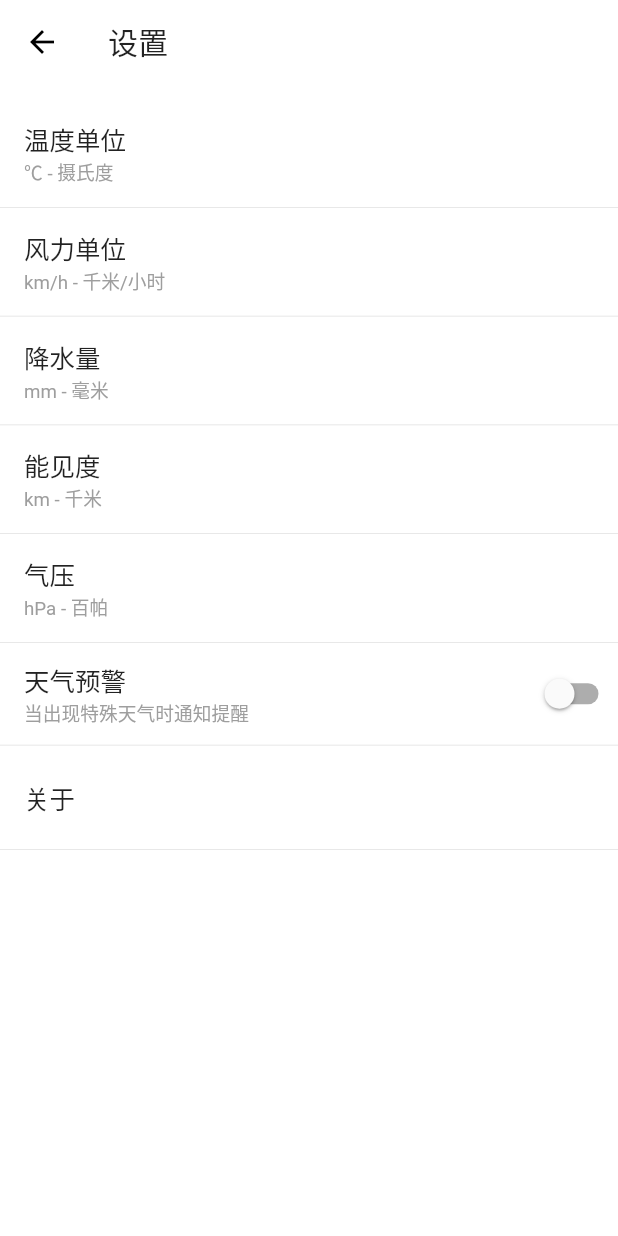
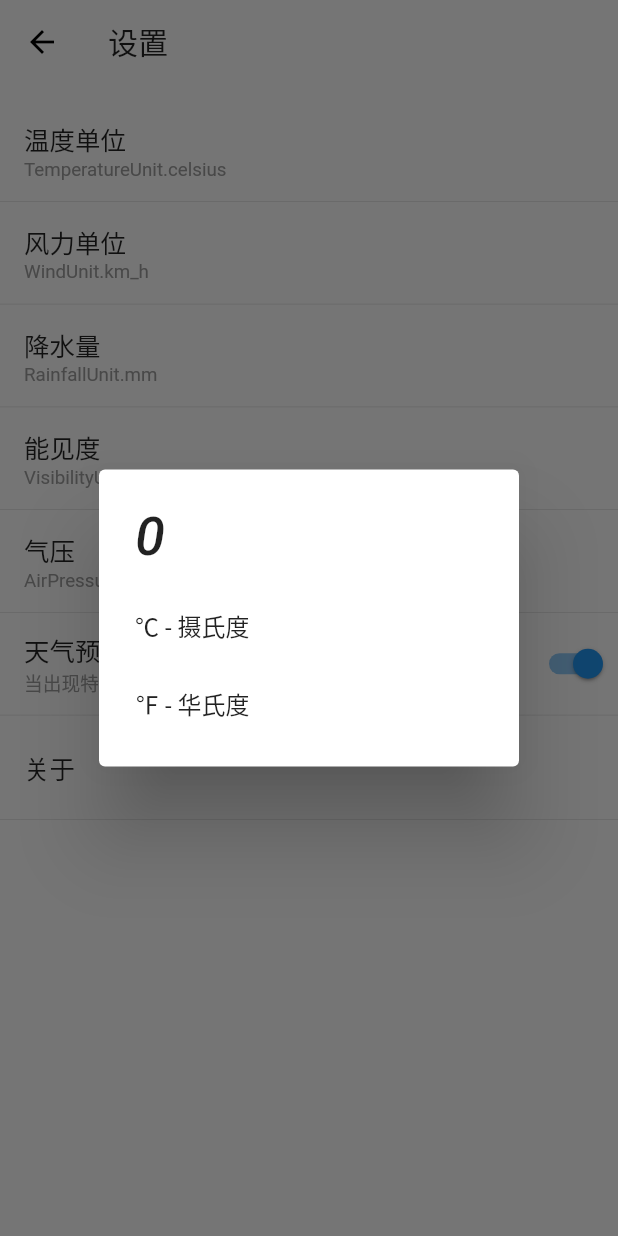
Before and after one commit to gaozongy/CoolWeather, a Flutter app: the Setting screen opened by its route, after a tap on "温度单位", on a phone screen of 412 x 824 dp. Run offline on Flutter 3.47's test engine with Material 2 defaults, Android fonts, the phone set to English and light mode, and no system bars; our stand-ins replace convert, fluttertoast, permission_handler, shared_preferences; missing offline and left inert: amap_location; accounts and stored records are empty; generated files the repository leaves out were written again; Roboto replaces fonts that are missing (Hind, Montserrat).

Commit message:
切换单位

```diff
--- a/lib/setting.dart
+++ b/lib/setting.dart
@@ -1,5 +1,7 @@
+import 'package:coolweather/unit_model.dart';
 import 'package:flutter/material.dart';
 import 'package:flutter/widgets.dart';
+import 'package:provider/provider.dart';
 
 class Setting extends StatefulWidget {
   @override
@@ -9,7 +11,33 @@ class Setting extends StatefulWidget {
 }
 
 class _SettingLayoutState extends State<Setting> {
-  bool isNotifyOpen = false;
+  bool isNotifyOpen = true;
+
+  List<Unit> temperatureUnitList = [Unit('℃ - 摄氏度'), Unit('℉ - 华氏度')];
+
+  List<Unit> windUnitList = [
+    Unit('m/s - 米/秒'),
+    Unit('km/h - 千米/小时'),
+    Unit('ft/s - 英尺/秒'),
+    Unit('mph - 英里/小时'),
+    Unit('kts - 海里/小时')
+  ];
+
+  List<Unit> rainfallUnitList = [
+    Unit('mm - 毫米'),
+    Unit('in - 英寸'),
+  ];
+
+  List<Unit> visibilityUnitList = [
+    Unit('km - 千米'),
+    Unit('mi - 英里'),
+  ];
+
+  List<Unit> airPressureUnitList = [
+    Unit('hPa - 百帕'),
+    Unit('mmHg - 毫米汞柱'),
+    Unit('inHg - 英寸汞柱'),
+  ];
 
   @override
   Widget build(BuildContext context) {
@@ -19,26 +47,32 @@ class _SettingLayoutState extends State<Setting> {
         title: Text('设置'),
         elevation: 0,
       ),
-      body: ListView(
+      body: Consumer<UnitModel>(
+        builder: (context, unitModel, _) => ListView(
           children: <Widget>[
             Padding(
               padding: EdgeInsets.only(top: 10),
-            child: _unitRowWidget('温度单位', '℃ - 摄氏度'),
+              child: _unitRowWidget(
+                  '温度单位', unitModel.temperature.toString(), unitModel, 0),
             ),
-          _unitRowWidget('风力单位', 'km/h - 千米/小时'),
-          _unitRowWidget('降水量', 'mm - 毫米'),
-          _unitRowWidget('能见度', 'km - 千米'),
-          _unitRowWidget('气压', 'hPa - 百帕'),
+            _unitRowWidget('风力单位', unitModel.wind.toString(), unitModel, 1),
+            _unitRowWidget('降水量', unitModel.rainfall.toString(), unitModel, 2),
+            _unitRowWidget(
+                '能见度', unitModel.visibility.toString(), unitModel, 3),
+            _unitRowWidget(
+                '气压', unitModel.airPressure.toString(), unitModel, 4),
             _warnRowWidget(),
             _dividerLayout(),
             _aboutRowWidget(),
             _dividerLayout()
           ],
         ),
+      ),
     );
   }
 
-  Widget _unitRowWidget(String key, String value) {
+  Widget _unitRowWidget(
+      String key, String value, UnitModel unitModel, int type) {
     return InkWell(
       child: Column(
         crossAxisAlignment: CrossAxisAlignment.start,
@@ -60,7 +94,9 @@ class _SettingLayoutState extends State<Setting> {
           _dividerLayout()
         ],
       ),
-      onTap: () {},
+      onTap: () {
+        changeUnit(unitModel, type);
+      },
     );
   }
 
@@ -119,4 +155,38 @@ class _SettingLayoutState extends State<Setting> {
       color: Colors.grey[300],
     );
   }
+
+  Future<void> changeUnit(UnitModel unitModel, int type) async {
+    int position = await showDialog<int>(
+        context: context,
+        builder: (BuildContext context) {
+          return SimpleDialog(
+            title: Text(type.toString()),
+            children: getDialogOptionList(type),
+          );
+        });
+
+    if (type == 0) {
+      unitModel.setTemperatureUnit(TemperatureUnit.values[position]);
     }
+  }
+
+  List<Widget> getDialogOptionList(int type) {
+    List<Widget> widgetList = List();
+    if (type == 0) {
+      for (int i = 0; i < temperatureUnitList.length; i++) {
+        widgetList.add(SimpleDialogOption(
+          onPressed: () {
+            Navigator.pop(context, i);
+          },
+          child: Padding(
+            padding: EdgeInsets.symmetric(vertical: 6),
+            child: Text(temperatureUnitList.elementAt(i).unit),
+          ),
+        ));
+      }
+    }
+
+    return widgetList;
+  }
+}
--- a/lib/unit_model.dart
+++ b/lib/unit_model.dart
@@ -1,17 +1,37 @@
 import 'package:flutter/material.dart';
 
 class UnitModel with ChangeNotifier {
-  String _tempUnit = 'haha';
-  String _windUnit;
-  String _rainfallUnit;
-  String _visibilityUnit;
-  String _airPressureUnit;
+  TemperatureUnit temperature = TemperatureUnit.celsius;
+  WindUnit wind = WindUnit.km_h;
+  RainfallUnit rainfall = RainfallUnit.mm;
+  VisibilityUnit visibility = VisibilityUnit.km;
+  AirPressureUnit airPressure = AirPressureUnit.hPa;
 
-  UnitModel();
-
-  void add() {
+  void setTemperatureUnit(TemperatureUnit unit) {
+    temperature = unit;
     notifyListeners();
   }
+}
 
-  get tempUnit => _tempUnit;
+class Unit {
+  String unit;
+  Unit(this.unit);
 }
+
+/// 温度单位
+enum TemperatureUnit {
+  celsius,
+  fahrenheit,
+}
+
+/// 风速单位
+enum WindUnit { m_s, km_h, ft_s, mph, kts }
+
+/// 降雨量单位
+enum RainfallUnit { mm, in_ }
+
+/// 能见度单位
+enum VisibilityUnit { km, mi }
+
+/// 气压单位
+enum AirPressureUnit { hPa, mmHg, inHg }
```
Also changed, not shown: lib/main.dart (+10 -1 lines), lib/weather_detail.dart (+21 -9 lines). Lines whose indentation alone changed are shown as unchanged.
